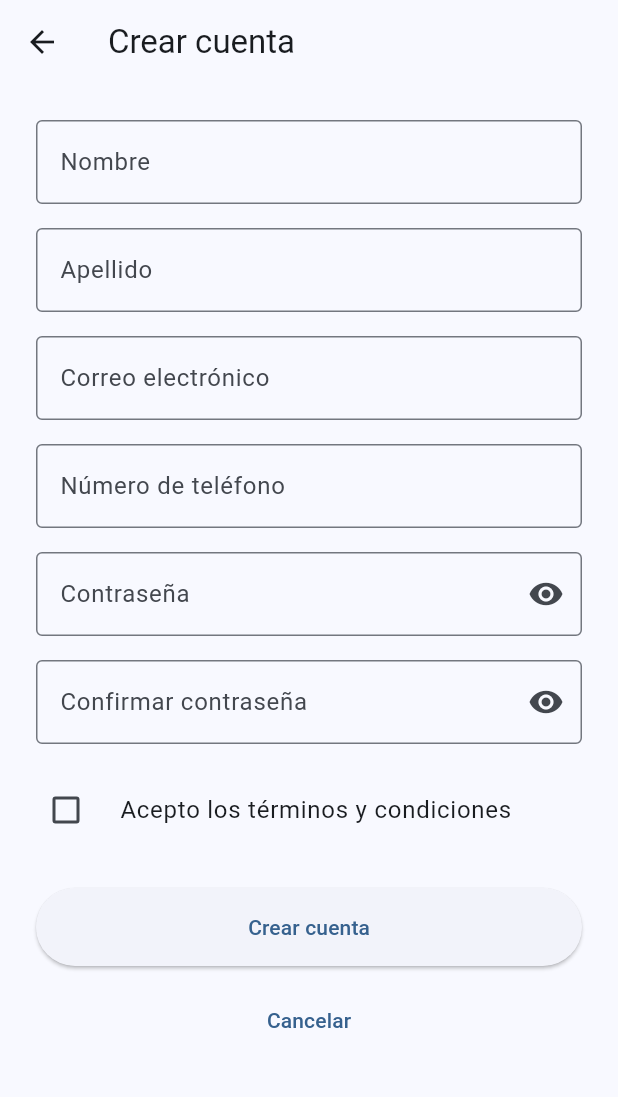
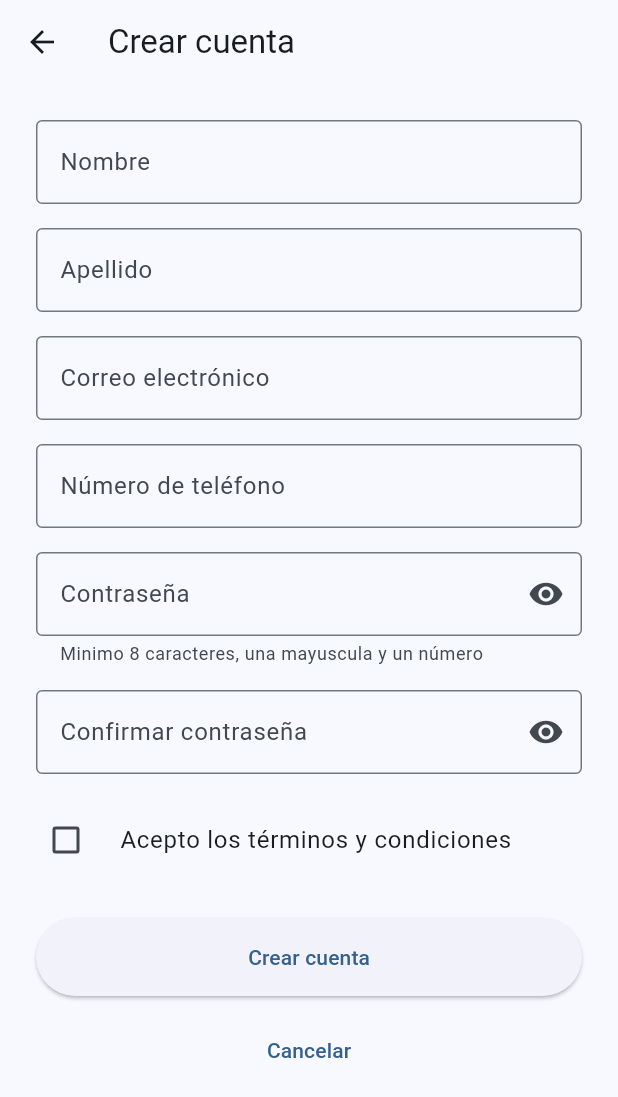
Before and after one commit to Califlowpro1504/Computacion-movil.-proyecto, a Flutter app: the RegisterScreen screen opened directly, on a phone screen of 412 x 824 dp. Shown: the top 1097 px of the screen. Run offline on Flutter 3.47's test engine with Material 3 defaults, Android fonts, the phone set to English and light mode, and no system bars; our stand-ins replace supabase_flutter; accounts and stored records are empty.

Commit message:
feath(auth): muestra los requisitos necesarios de contraseña en el formulario del registro

```diff
--- a/lib/features/auth/presentation/screens/register_screen.dart
+++ b/lib/features/auth/presentation/screens/register_screen.dart
@@ -128,6 +128,7 @@ class _RegisterScreenState extends State<RegisterScreen> {
                   obscureText: _obscurePassword,
                   decoration: InputDecoration(
                     labelText: 'Contraseña',
+                    helperText: 'Minimo 8 caracteres, una mayuscula y un número',
                     border: const OutlineInputBorder(),
                     suffixIcon: IconButton(
                       icon: Icon(_obscurePassword ? Icons.visibility : Icons.visibility_off),
```
